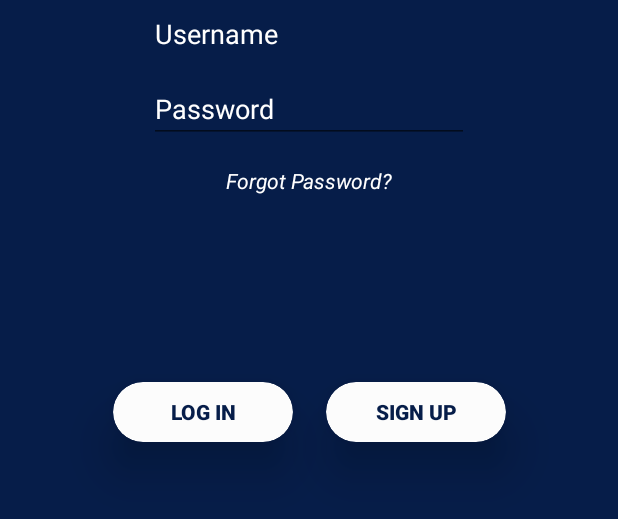
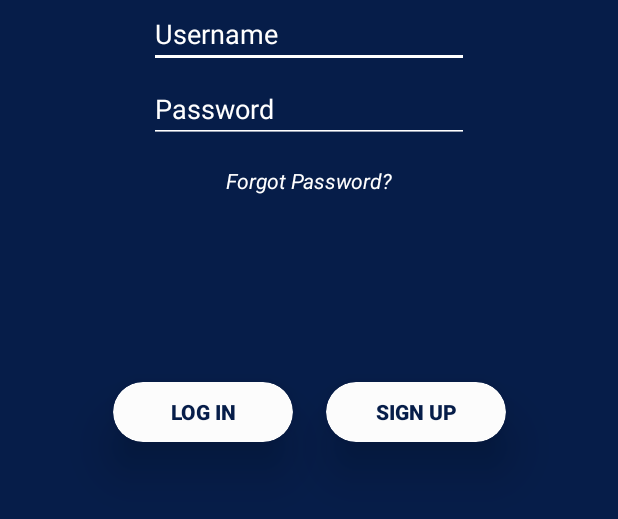
Before and after one commit to nathankumar07/MedRFID, an Android app: the screen it shows after launch (MainActivity), on a phone screen of 412 x 824 dp, the part 413-932 px from its top. Run offline under Robolectric (Android 15) with nearby library versions, the phone set to English and light mode, and no system bars.

Commit message:
Changed underline color for login

```diff
--- a/app/src/main/res/layout/activity_main.xml
+++ b/app/src/main/res/layout/activity_main.xml
@@ -40,7 +40,8 @@
         android:textColorLink="@color/cardview_light_background"
         app:layout_constraintEnd_toEndOf="parent"
         app:layout_constraintStart_toStartOf="parent"
-        app:layout_constraintTop_toTopOf="parent" />
+        app:layout_constraintTop_toTopOf="parent"
+        android:backgroundTint="#fff"/>
 
     <EditText
         android:id="@+id/etPassword"
@@ -59,7 +60,8 @@
         android:textColorLink="@color/cardview_light_background"
         app:layout_constraintEnd_toEndOf="parent"
         app:layout_constraintStart_toStartOf="parent"
-        app:layout_constraintTop_toBottomOf="@+id/imgLogo" />
+        app:layout_constraintTop_toBottomOf="@+id/imgLogo"
+        android:backgroundTint="#fff"/>
 
     <TextView
         android:id="@+id/txtForgotPassword"
--- a/build.gradle
+++ b/build.gradle
@@ -7,7 +7,7 @@ buildscript {
 
     }
     dependencies {
-        classpath 'com.android.tools.build:gradle:3.3.2'
+        classpath 'com.android.tools.build:gradle:3.4.1'
         classpath 'com.google.gms:google-services:4.1.0'
 
         // NOTE: Do not place your application dependencies here; they belong
```
Also changed, not shown: gradle/wrapper/gradle-wrapper.properties.
